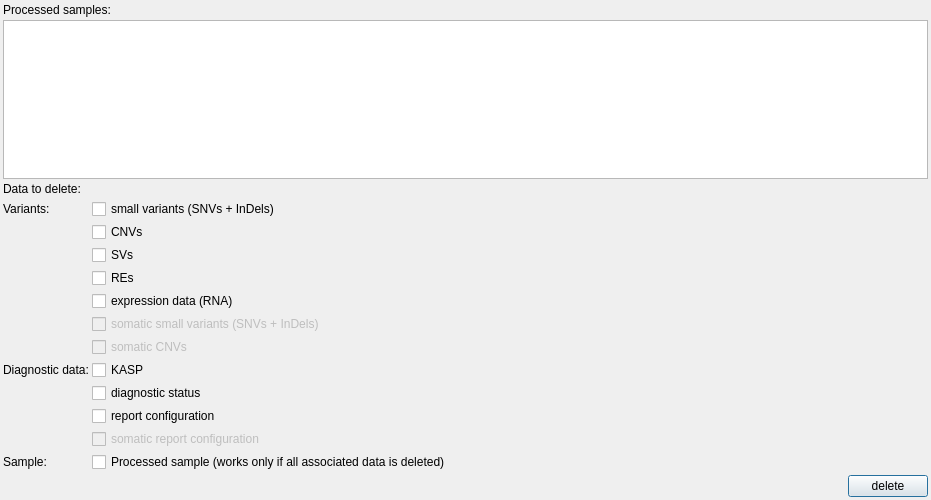
imgag/ngs-bits, file src/GSvar/ProcessedSampleDataDeletionDialog.ui: the form before one commit.
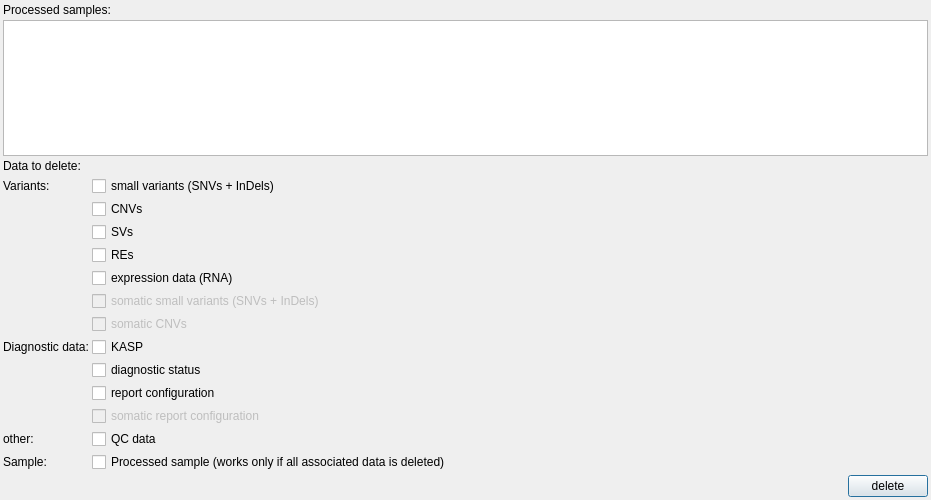
The form after the commit. Icons and pictures are not drawn. Custom widgets are drawn as their Qt base class.

Commit message: src/GSvar/ProcessedSampleDataDeletionDialog.*: added option to delete QC data

Patch:
```diff
--- a/src/GSvar/ProcessedSampleDataDeletionDialog.ui
+++ b/src/GSvar/ProcessedSampleDataDeletionDialog.ui
@@ -113,14 +113,14 @@
        </property>
       </widget>
      </item>
-     <item row="12" column="0">
+     <item row="13" column="0">
       <widget class="QLabel" name="label_5">
        <property name="text">
         <string>Sample:</string>
        </property>
       </widget>
      </item>
-     <item row="12" column="1">
+     <item row="13" column="1">
       <widget class="QCheckBox" name="processed_sample">
        <property name="text">
         <string>Processed sample (works only if all associated data is deleted)</string>
@@ -187,6 +187,20 @@
        </property>
       </widget>
      </item>
+     <item row="12" column="1">
+      <widget class="QCheckBox" name="qc_data">
+       <property name="text">
+        <string>QC data</string>
+       </property>
+      </widget>
+     </item>
+     <item row="12" column="0">
+      <widget class="QLabel" name="label_4">
+       <property name="text">
+        <string>other:</string>
+       </property>
+      </widget>
+     </item>
     </layout>
    </item>
    <item>
```
The commit also changes 1 other file.
